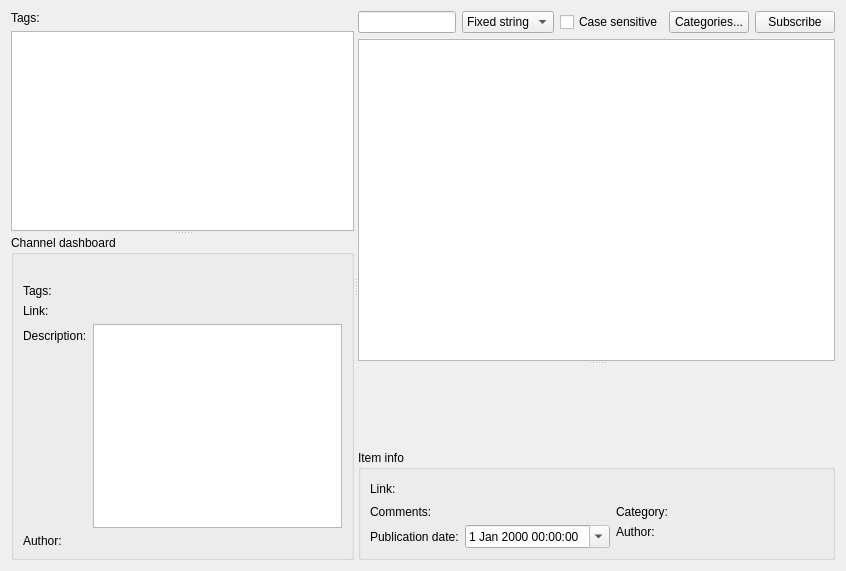
Above: src/plugins/aggregator/mainwidget.ui from 0xd34df00d/leechcraft before the change. Below: the same form after it.
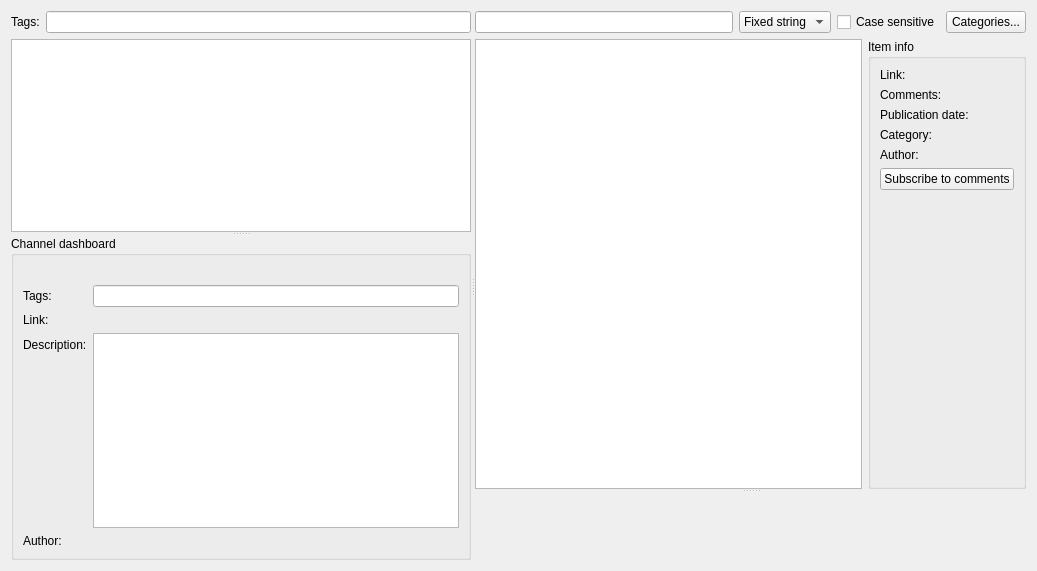
That is the form after the change. Icons and pictures are not drawn. Custom widgets are drawn as their Qt base class.

Commit message: * Aggregator: Optimized UI.

Patch:
```diff
--- a/src/plugins/aggregator/mainwidget.ui
+++ b/src/plugins/aggregator/mainwidget.ui
@@ -5,7 +5,7 @@
    <rect>
     <x>0</x>
     <y>0</y>
-    <width>846</width>
+    <width>1037</width>
     <height>571</height>
    </rect>
   </property>
@@ -16,7 +16,7 @@
    <iconset resource="resources.qrc" >
     <normaloff>:/resources/images/aggregator.png</normaloff>:/resources/images/aggregator.png</iconset>
   </property>
-  <layout class="QVBoxLayout" name="verticalLayout_4" >
+  <layout class="QVBoxLayout" name="verticalLayout_2" >
    <item>
     <widget class="QSplitter" name="MainSplitter_" >
      <property name="orientation" >
@@ -145,8 +145,8 @@
        </item>
       </layout>
      </widget>
-     <widget class="QWidget" name="layoutWidget" >
-      <layout class="QVBoxLayout" name="verticalLayout_2" >
+     <widget class="QWidget" name="" >
+      <layout class="QVBoxLayout" name="verticalLayout" >
        <item>
         <layout class="QGridLayout" name="_3" >
          <item row="0" column="0" >
@@ -183,12 +183,11 @@
            <property name="text" >
             <string>Categories...</string>
            </property>
-          </widget>
-         </item>
-         <item row="0" column="4" >
-          <widget class="QPushButton" name="ItemCommentsSubscribe_" >
-           <property name="text" >
-            <string>Subscribe</string>
+           <property name="iconSize" >
+            <size>
+             <width>12</width>
+             <height>12</height>
+            </size>
            </property>
           </widget>
          </item>
@@ -199,6 +198,9 @@
          <property name="orientation" >
           <enum>Qt::Vertical</enum>
          </property>
+         <widget class="QWidget" name="" >
+          <layout class="QHBoxLayout" name="horizontalLayout_3" >
+           <item>
          <widget class="QTreeView" name="Items_" >
           <property name="selectionMode" >
            <enum>QAbstractItemView::ExtendedSelection</enum>
@@ -210,27 +212,26 @@
            <bool>false</bool>
           </property>
          </widget>
-         <widget class="QWidget" name="layoutWidget" >
-          <layout class="QVBoxLayout" name="verticalLayout" >
-           <item>
-            <widget class="BrowserWidget" native="1" name="ItemView_" />
            </item>
            <item>
             <widget class="QGroupBox" name="ItemInfo_" >
              <property name="title" >
               <string>Item info</string>
              </property>
-             <layout class="QVBoxLayout" name="verticalLayout_5" >
+             <layout class="QVBoxLayout" name="verticalLayout_4" >
               <item>
-               <layout class="QHBoxLayout" name="horizontalLayout_2" >
-                <item>
+               <layout class="QFormLayout" name="formLayout_3" >
+                <property name="fieldGrowthPolicy" >
+                 <enum>QFormLayout::ExpandingFieldsGrow</enum>
+                </property>
+                <item row="0" column="0" >
                  <widget class="QLabel" name="ItemLinkLabel_" >
                   <property name="text" >
                    <string>Link:</string>
                   </property>
                  </widget>
                 </item>
-                <item>
+                <item row="0" column="1" >
                  <widget class="QLabel" name="ItemLink_" >
                   <property name="text" >
                    <string/>
@@ -243,33 +244,14 @@
                   </property>
                  </widget>
                 </item>
-                <item>
-                 <spacer name="horizontalSpacer" >
-                  <property name="orientation" >
-                   <enum>Qt::Horizontal</enum>
-                  </property>
-                  <property name="sizeHint" stdset="0" >
-                   <size>
-                    <width>40</width>
-                    <height>20</height>
-                   </size>
-                  </property>
-                 </spacer>
-                </item>
-               </layout>
-              </item>
-              <item>
-               <layout class="QHBoxLayout" name="horizontalLayout" >
-                <item>
-                 <layout class="QFormLayout" name="formLayout_3" >
-                  <item row="0" column="0" >
+                <item row="1" column="0" >
                    <widget class="QLabel" name="ItemCommentsLabel_" >
                     <property name="text" >
                      <string>Comments:</string>
                     </property>
                    </widget>
                   </item>
-                  <item row="0" column="1" >
+                <item row="1" column="1" >
                    <widget class="QLabel" name="ItemComments_" >
                     <property name="text" >
                      <string/>
@@ -282,49 +264,42 @@
                     </property>
                    </widget>
                   </item>
-                  <item row="1" column="0" >
+                <item row="2" column="0" >
                    <widget class="QLabel" name="ItemPubDateLabel_" >
                     <property name="text" >
                      <string>Publication date:</string>
                     </property>
                    </widget>
                   </item>
-                  <item row="1" column="1" >
-                   <widget class="QDateTimeEdit" name="ItemPubDate_" >
-                    <property name="readOnly" >
-                     <bool>true</bool>
-                    </property>
-                    <property name="calendarPopup" >
-                     <bool>true</bool>
+                <item row="2" column="1" >
+                 <widget class="QLabel" name="ItemPubDate_" >
+                  <property name="text" >
+                   <string/>
                     </property>
                    </widget>
                   </item>
-                 </layout>
-                </item>
-                <item>
-                 <layout class="QFormLayout" name="formLayout" >
-                  <item row="0" column="0" >
+                <item row="3" column="0" >
                    <widget class="QLabel" name="ItemCategoryLabel_" >
                     <property name="text" >
                      <string>Category:</string>
                     </property>
                    </widget>
                   </item>
-                  <item row="0" column="1" >
+                <item row="3" column="1" >
                    <widget class="QLabel" name="ItemCategory_" >
                     <property name="text" >
                      <string/>
                     </property>
                    </widget>
                   </item>
-                  <item row="1" column="0" >
+                <item row="4" column="0" >
                    <widget class="QLabel" name="ItemAuthorLabel_" >
                     <property name="text" >
                      <string>Author:</string>
                     </property>
                    </widget>
                   </item>
-                  <item row="1" column="1" >
+                <item row="4" column="1" >
                    <widget class="QLabel" name="ItemAuthor_" >
                     <property name="text" >
                      <string/>
@@ -333,13 +308,32 @@
                   </item>
                  </layout>
                 </item>
-               </layout>
+              <item>
+               <widget class="QPushButton" name="ItemCommentsSubscribe_" >
+                <property name="text" >
+                 <string>Subscribe to comments</string>
+                </property>
+               </widget>
               </item>
+              <item>
+               <spacer name="verticalSpacer" >
+                <property name="orientation" >
+                 <enum>Qt::Vertical</enum>
+                </property>
+                <property name="sizeHint" stdset="0" >
+                 <size>
+                  <width>20</width>
+                  <height>40</height>
+                 </size>
+                </property>
+               </spacer>
+              </item>
              </layout>
             </widget>
            </item>
           </layout>
          </widget>
+         <widget class="BrowserWidget" native="1" name="ItemView_" />
         </widget>
        </item>
       </layout>
@@ -351,7 +345,7 @@
  <customwidgets>
   <customwidget>
    <class>LeechCraft::Util::TagsLineEdit</class>
-   <extends>QWidget</extends>
+   <extends>QLineEdit</extends>
    <header location="global" >tagslineedit.h</header>
   </customwidget>
   <customwidget>
```
Lines whose indentation alone changed are shown as unchanged. The commit also changes 1 other file.
